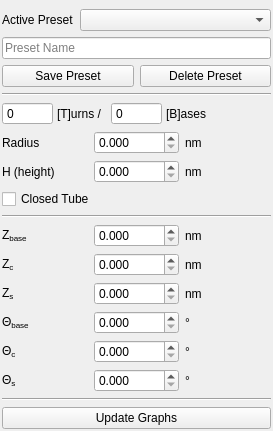
First picture: the form in ui/settings.ui, repository NATuG3/NATuG3, before the edit.
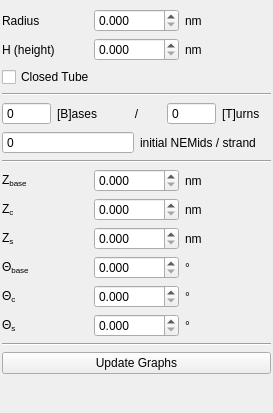
Second picture: the form after the edit.

Commit message: Split up presets and configs

The edit to the form file:
```diff
--- a/ui/settings.ui
+++ b/ui/settings.ui
@@ -26,96 +26,10 @@
    <property name="bottomMargin">
     <number>2</number>
    </property>
-   <item row="17" column="1">
-    <widget class="QLabel" name="label_18">
-     <property name="cursor">
-      <cursorShape>WhatsThisCursor</cursorShape>
-     </property>
-     <property name="statusTip">
-      <string>The angle about the helix axis between two NEMids on different helices of a double helix</string>
-     </property>
-     <property name="text">
-      <string>Θ&lt;sub&gt;s&lt;/sub&gt;</string>
-     </property>
-    </widget>
-   </item>
-   <item row="11" column="1">
-    <widget class="QLabel" name="label_8">
-     <property name="cursor">
-      <cursorShape>WhatsThisCursor</cursorShape>
-     </property>
-     <property name="statusTip">
-      <string>The angle that one base makes about the helix axis.</string>
-     </property>
-     <property name="text">
-      <string>&lt;html&gt;&lt;head/&gt;&lt;body&gt;&lt;p&gt;Z&lt;span style=&quot; vertical-align:sub;&quot;&gt;base&lt;/span&gt;&lt;/p&gt;&lt;/body&gt;&lt;/html&gt;</string>
-     </property>
-    </widget>
-   </item>
-   <item row="6" column="1" colspan="3">
-    <layout class="QHBoxLayout" name="horizontalLayout_2">
-     <property name="spacing">
-      <number>4</number>
-     </property>
-     <item>
-      <widget class="QSpinBox" name="spinBox">
-       <property name="statusTip">
-        <string/>
-       </property>
-       <property name="buttonSymbols">
-        <enum>QAbstractSpinBox::NoButtons</enum>
-       </property>
-       <property name="displayIntegerBase">
-        <number>10</number>
-       </property>
-      </widget>
-     </item>
-     <item>
-      <widget class="QLabel" name="label_3">
-       <property name="statusTip">
-        <string>There are T turns for every B bases</string>
-       </property>
-       <property name="whatsThis">
-        <string/>
-       </property>
-       <property name="text">
-        <string>[T]urns /</string>
-       </property>
-      </widget>
-     </item>
-     <item>
-      <widget class="QSpinBox" name="spinBox_2">
-       <property name="buttonSymbols">
-        <enum>QAbstractSpinBox::NoButtons</enum>
-       </property>
-      </widget>
-     </item>
-     <item>
-      <widget class="QLabel" name="label_5">
-       <property name="statusTip">
-        <string>There are T turns for every B bases</string>
-       </property>
-       <property name="whatsThis">
-        <string/>
-       </property>
-       <property name="text">
-        <string>[B]ases</string>
-       </property>
-      </widget>
-     </item>
-     <item>
-      <widget class="QLabel" name="label_2">
-       <property name="text">
-        <string/>
-       </property>
-      </widget>
-     </item>
-    </layout>
-   </item>
-   <item row="8" column="1">
+   <item row="4" column="1">
     <widget class="QLabel" name="label">
      <property name="cursor">
-      <cursorShape>WhatsThisCursor</cursorShape>
+      <cursorShape>ArrowCursor</cursorShape>
      </property>
      <property name="statusTip">
       <string>The height of one turn of the helix of a nucleic acid</string>
@@ -125,17 +39,10 @@
      </property>
     </widget>
    </item>
-   <item row="7" column="3">
-    <widget class="QLabel" name="label_7">
-     <property name="text">
-      <string>nm</string>
-     </property>
-    </widget>
-   </item>
-   <item row="7" column="1">
+   <item row="3" column="1">
     <widget class="QLabel" name="label_4">
      <property name="cursor">
-      <cursorShape>WhatsThisCursor</cursorShape>
+      <cursorShape>ArrowCursor</cursorShape>
      </property>
      <property name="statusTip">
       <string>The radius of a given domain</string>
@@ -148,17 +55,43 @@
      </property>
     </widget>
    </item>
-   <item row="22" column="1" colspan="3">
+   <item row="3" column="3">
+    <widget class="QLabel" name="label_7">
+     <property name="text">
+      <string>nm</string>
+     </property>
+    </widget>
+   </item>
+   <item row="3" column="2">
+    <widget class="QDoubleSpinBox" name="doubleSpinBox_2">
+     <property name="decimals">
+      <number>3</number>
+     </property>
+    </widget>
+   </item>
+   <item row="21" column="1" colspan="3">
     <widget class="Line" name="line_4">
      <property name="orientation">
       <enum>Qt::Horizontal</enum>
      </property>
     </widget>
    </item>
-   <item row="15" column="3">
-    <widget class="QLabel" name="label_11">
+   <item row="24" column="1" colspan="3">
+    <widget class="QPushButton" name="pushButton">
+     <property name="statusTip">
+      <string>Update the DNA View graphs with current information</string>
+     </property>
      <property name="text">
-      <string>°</string>
+      <string>Update Graphs</string>
+     </property>
+     <property name="shortcut">
+      <string>Ctrl+U</string>
+     </property>
+     <property name="autoDefault">
+      <bool>false</bool>
+     </property>
+     <property name="default">
+      <bool>false</bool>
      </property>
     </widget>
    </item>
@@ -172,13 +105,39 @@
      </property>
     </widget>
    </item>
-   <item row="16" column="3">
-    <widget class="QLabel" name="label_15">
+   <item row="11" column="1">
+    <widget class="QLabel" name="label_8">
+     <property name="cursor">
+      <cursorShape>ArrowCursor</cursorShape>
+     </property>
+     <property name="statusTip">
+      <string>The angle that one base makes about the helix axis.</string>
+     </property>
+     <property name="text">
+      <string>&lt;html&gt;&lt;head/&gt;&lt;body&gt;&lt;p&gt;Z&lt;span style=&quot; vertical-align:sub;&quot;&gt;base&lt;/span&gt;&lt;/p&gt;&lt;/body&gt;&lt;/html&gt;</string>
+     </property>
+    </widget>
+   </item>
+   <item row="15" column="3">
+    <widget class="QLabel" name="label_11">
      <property name="text">
       <string>°</string>
      </property>
     </widget>
    </item>
+   <item row="17" column="1">
+    <widget class="QLabel" name="label_18">
+     <property name="cursor">
+      <cursorShape>ArrowCursor</cursorShape>
+     </property>
+     <property name="statusTip">
+      <string>The angle about the helix axis between two NEMids on different helices of a double helix</string>
+     </property>
+     <property name="text">
+      <string>Θ&lt;sub&gt;s&lt;/sub&gt;</string>
+     </property>
+    </widget>
+   </item>
    <item row="11" column="3">
     <widget class="QLabel" name="label_10">
      <property name="text">
@@ -186,13 +145,6 @@
      </property>
     </widget>
    </item>
-   <item row="7" column="2">
-    <widget class="QDoubleSpinBox" name="doubleSpinBox_2">
-     <property name="decimals">
-      <number>3</number>
-     </property>
-    </widget>
-   </item>
    <item row="12" column="2">
     <widget class="QDoubleSpinBox" name="doubleSpinBox_5">
      <property name="decimals">
@@ -200,27 +152,40 @@
      </property>
     </widget>
    </item>
-   <item row="13" column="3">
-    <widget class="QLabel" name="label_17">
+   <item row="16" column="3">
+    <widget class="QLabel" name="label_15">
      <property name="text">
-      <string>nm</string>
+      <string>°</string>
      </property>
     </widget>
    </item>
-   <item row="16" column="2">
-    <widget class="QDoubleSpinBox" name="doubleSpinBox_6">
-     <property name="decimals">
-      <number>3</number>
-     </property>
-    </widget>
-   </item>
-   <item row="10" column="1" colspan="3">
+   <item row="7" column="1" colspan="3">
     <widget class="Line" name="line_2">
      <property name="orientation">
       <enum>Qt::Horizontal</enum>
      </property>
     </widget>
    </item>
+   <item row="25" column="1" colspan="3">
+    <spacer name="verticalSpacer">
+     <property name="orientation">
+      <enum>Qt::Vertical</enum>
+     </property>
+     <property name="sizeHint" stdset="0">
+      <size>
+       <width>20</width>
+       <height>40</height>
+      </size>
+     </property>
+    </spacer>
+   </item>
+   <item row="4" column="3">
+    <widget class="QLabel" name="label_6">
+     <property name="text">
+      <string>nm</string>
+     </property>
+    </widget>
+   </item>
    <item row="11" column="2">
     <widget class="QDoubleSpinBox" name="doubleSpinBox_3">
      <property name="decimals">
@@ -228,50 +193,17 @@
      </property>
     </widget>
    </item>
-   <item row="0" column="1" colspan="3">
-    <spacer name="verticalSpacer_2">
-     <property name="orientation">
-      <enum>Qt::Vertical</enum>
-     </property>
-     <property name="sizeType">
-      <enum>QSizePolicy::Fixed</enum>
-     </property>
-     <property name="sizeHint" stdset="0">
-      <size>
-       <width>0</width>
-       <height>7</height>
-      </size>
-     </property>
-    </spacer>
-   </item>
-   <item row="13" column="2">
-    <widget class="QDoubleSpinBox" name="doubleSpinBox_7">
-     <property name="statusTip">
-      <string/>
-     </property>
+   <item row="16" column="2">
+    <widget class="QDoubleSpinBox" name="doubleSpinBox_6">
      <property name="decimals">
       <number>3</number>
      </property>
     </widget>
    </item>
-   <item row="8" column="2">
-    <widget class="QDoubleSpinBox" name="doubleSpinBox">
-     <property name="decimals">
-      <number>3</number>
-     </property>
-    </widget>
-   </item>
-   <item row="12" column="3">
-    <widget class="QLabel" name="label_13">
-     <property name="text">
-      <string>nm</string>
-     </property>
-    </widget>
-   </item>
    <item row="16" column="1">
     <widget class="QLabel" name="label_14">
      <property name="cursor">
-      <cursorShape>WhatsThisCursor</cursorShape>
+      <cursorShape>ArrowCursor</cursorShape>
      </property>
      <property name="statusTip">
       <string>The smallest angle about the helix axis possible between two NEMids on the same helix</string>
@@ -281,24 +213,17 @@
      </property>
     </widget>
    </item>
-   <item row="17" column="2">
-    <widget class="QDoubleSpinBox" name="doubleSpinBox_8">
-     <property name="decimals">
-      <number>3</number>
-     </property>
-    </widget>
-   </item>
-   <item row="17" column="3">
-    <widget class="QLabel" name="label_19">
+   <item row="13" column="3">
+    <widget class="QLabel" name="label_17">
      <property name="text">
-      <string>°</string>
+      <string>nm</string>
      </property>
     </widget>
    </item>
    <item row="12" column="1">
     <widget class="QLabel" name="label_12">
      <property name="cursor">
-      <cursorShape>WhatsThisCursor</cursorShape>
+      <cursorShape>ArrowCursor</cursorShape>
      </property>
      <property name="toolTip">
       <string/>
@@ -311,23 +236,34 @@
      </property>
     </widget>
    </item>
-   <item row="15" column="1">
-    <widget class="QLabel" name="label_9">
-     <property name="cursor">
-      <cursorShape>WhatsThisCursor</cursorShape>
-     </property>
+   <item row="13" column="2">
+    <widget class="QDoubleSpinBox" name="doubleSpinBox_7">
      <property name="statusTip">
-      <string>The angle that one base makes about the helix axis</string>
+      <string/>
      </property>
+     <property name="decimals">
+      <number>3</number>
+     </property>
+    </widget>
+   </item>
+   <item row="12" column="3">
+    <widget class="QLabel" name="label_13">
      <property name="text">
-      <string>Θ&lt;sub&gt;base&lt;/sub&gt;</string>
+      <string>nm</string>
+     </property>
+    </widget>
+   </item>
+   <item row="4" column="2">
+    <widget class="QDoubleSpinBox" name="doubleSpinBox">
+     <property name="decimals">
+      <number>3</number>
      </property>
     </widget>
    </item>
    <item row="13" column="1">
     <widget class="QLabel" name="label_16">
      <property name="cursor">
-      <cursorShape>WhatsThisCursor</cursorShape>
+      <cursorShape>ArrowCursor</cursorShape>
      </property>
      <property name="toolTip">
       <string extracomment="The vertical height between two NEMids on different helices of the same double helix"/>
@@ -340,53 +276,10 @@
      </property>
     </widget>
    </item>
-   <item row="2" column="1" colspan="3">
-    <layout class="QGridLayout" name="gridLayout_2">
-     <item row="1" column="0">
-      <widget class="QPushButton" name="pushButton_3">
-       <property name="statusTip">
-        <string>Save current state as preset with above name</string>
-       </property>
-       <property name="text">
-        <string>Save Preset</string>
-       </property>
-      </widget>
-     </item>
-     <item row="1" column="1">
-      <widget class="QPushButton" name="pushButton_2">
-       <property name="statusTip">
-        <string>Delete preset with above name</string>
-       </property>
-       <property name="text">
-        <string>Delete Preset</string>
-       </property>
-      </widget>
-     </item>
-     <item row="0" column="0" colspan="2">
-      <widget class="QLineEdit" name="lineEdit">
-       <property name="statusTip">
-        <string>Name of preset to delete/name to give to current state</string>
-       </property>
-       <property name="inputMask">
-        <string/>
-       </property>
-       <property name="text">
-        <string/>
-       </property>
-       <property name="frame">
-        <bool>true</bool>
-       </property>
-       <property name="placeholderText">
-        <string>Preset Name</string>
-       </property>
-      </widget>
-     </item>
-    </layout>
-   </item>
-   <item row="9" column="1" colspan="3">
+   <item row="5" column="1" colspan="3">
     <widget class="QCheckBox" name="checkBox">
      <property name="cursor">
-      <cursorShape>WhatsThisCursor</cursorShape>
+      <cursorShape>ArrowCursor</cursorShape>
      </property>
      <property name="statusTip">
       <string>Indicates whether the tube is closed (and thus actually a tube) or not</string>
@@ -396,69 +289,133 @@
      </property>
     </widget>
    </item>
-   <item row="1" column="1" colspan="3">
-    <layout class="QHBoxLayout" name="horizontalLayout_4">
-     <item>
-      <widget class="QLabel" name="label_20">
-       <property name="sizePolicy">
-        <sizepolicy hsizetype="Fixed" vsizetype="Fixed">
-         <horstretch>0</horstretch>
-         <verstretch>0</verstretch>
-        </sizepolicy>
-       </property>
-       <property name="statusTip">
-        <string>Current preset</string>
-       </property>
-       <property name="text">
-        <string>Active Preset</string>
-       </property>
-      </widget>
-     </item>
-     <item>
-      <widget class="QComboBox" name="comboBox">
-       <property name="statusTip">
-        <string>Name of the current preset</string>
-       </property>
-      </widget>
-     </item>
-    </layout>
-   </item>
-   <item row="25" column="1" colspan="3">
-    <widget class="QPushButton" name="pushButton">
+   <item row="15" column="1">
+    <widget class="QLabel" name="label_9">
+     <property name="cursor">
+      <cursorShape>ArrowCursor</cursorShape>
+     </property>
      <property name="statusTip">
-      <string>Update the DNA View graphs with current information</string>
+      <string>The angle that one base makes about the helix axis</string>
      </property>
      <property name="text">
-      <string>Update Graphs</string>
+      <string>Θ&lt;sub&gt;base&lt;/sub&gt;</string>
      </property>
     </widget>
    </item>
-   <item row="8" column="3">
-    <widget class="QLabel" name="label_6">
-     <property name="text">
-      <string>nm</string>
+   <item row="17" column="2">
+    <widget class="QDoubleSpinBox" name="doubleSpinBox_8">
+     <property name="decimals">
+      <number>3</number>
      </property>
     </widget>
    </item>
-   <item row="3" column="1" colspan="3">
+   <item row="0" column="1" colspan="3">
+    <spacer name="verticalSpacer_2">
+     <property name="orientation">
+      <enum>Qt::Vertical</enum>
+     </property>
+     <property name="sizeType">
+      <enum>QSizePolicy::Fixed</enum>
+     </property>
+     <property name="sizeHint" stdset="0">
+      <size>
+       <width>0</width>
+       <height>7</height>
+      </size>
+     </property>
+    </spacer>
+   </item>
+   <item row="10" column="1" colspan="3">
     <widget class="Line" name="line">
      <property name="orientation">
       <enum>Qt::Horizontal</enum>
      </property>
     </widget>
    </item>
-   <item row="26" column="1" colspan="3">
-    <spacer name="verticalSpacer">
-     <property name="orientation">
-      <enum>Qt::Vertical</enum>
+   <item row="17" column="3">
+    <widget class="QLabel" name="label_19">
+     <property name="text">
+      <string>°</string>
      </property>
-     <property name="sizeHint" stdset="0">
-      <size>
-       <width>20</width>
-       <height>40</height>
-      </size>
-     </property>
-    </spacer>
+    </widget>
+   </item>
+   <item row="8" column="1" colspan="3">
+    <layout class="QHBoxLayout" name="horizontalLayout">
+     <item>
+      <widget class="QSpinBox" name="spinBox">
+       <property name="buttonSymbols">
+        <enum>QAbstractSpinBox::NoButtons</enum>
+       </property>
+      </widget>
+     </item>
+     <item>
+      <widget class="QLabel" name="label_3">
+       <property name="statusTip">
+        <string>There are B bases per T turns of the helix</string>
+       </property>
+       <property name="text">
+        <string>[B]ases </string>
+       </property>
+      </widget>
+     </item>
+     <item>
+      <widget class="QLabel" name="label_5">
+       <property name="text">
+        <string>/</string>
+       </property>
+       <property name="alignment">
+        <set>Qt::AlignCenter</set>
+       </property>
+      </widget>
+     </item>
+     <item>
+      <widget class="QSpinBox" name="spinBox_2">
+       <property name="buttonSymbols">
+        <enum>QAbstractSpinBox::NoButtons</enum>
+       </property>
+      </widget>
+     </item>
+     <item>
+      <widget class="QLabel" name="label_2">
+       <property name="statusTip">
+        <string>There are B bases per T turns of the helix</string>
+       </property>
+       <property name="text">
+        <string>[T]urns</string>
+       </property>
+      </widget>
+     </item>
+    </layout>
+   </item>
+   <item row="9" column="1" colspan="3">
+    <layout class="QHBoxLayout" name="horizontalLayout_2">
+     <item>
+      <widget class="QSpinBox" name="spinBox_3">
+       <property name="statusTip">
+        <string>Generate this many NEMids per domain strand (before junctions are made)</string>
+       </property>
+       <property name="buttonSymbols">
+        <enum>QAbstractSpinBox::NoButtons</enum>
+       </property>
+      </widget>
+     </item>
+     <item>
+      <widget class="QLabel" name="label_20">
+       <property name="toolTip">
+        <string/>
+       </property>
+       <property name="toolTipDuration">
+        <number>-1</number>
+       </property>
+       <property name="statusTip">
+        <string>Number of initial NEMids to generate for each strand of each domain</string>
+       </property>
+       <property name="text">
+        <string>initial NEMids / strand</string>
+       </property>
+      </widget>
+     </item>
+    </layout>
    </item>
   </layout>
  </widget>
```
The commit also changes 3 other files.
